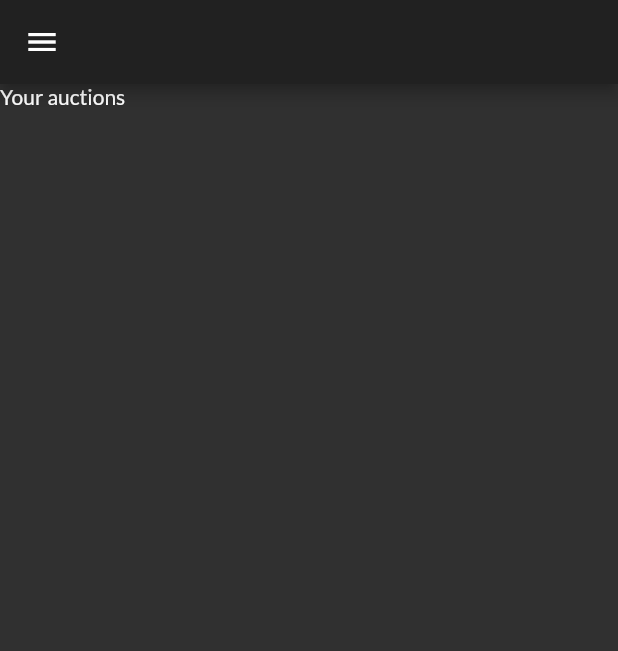
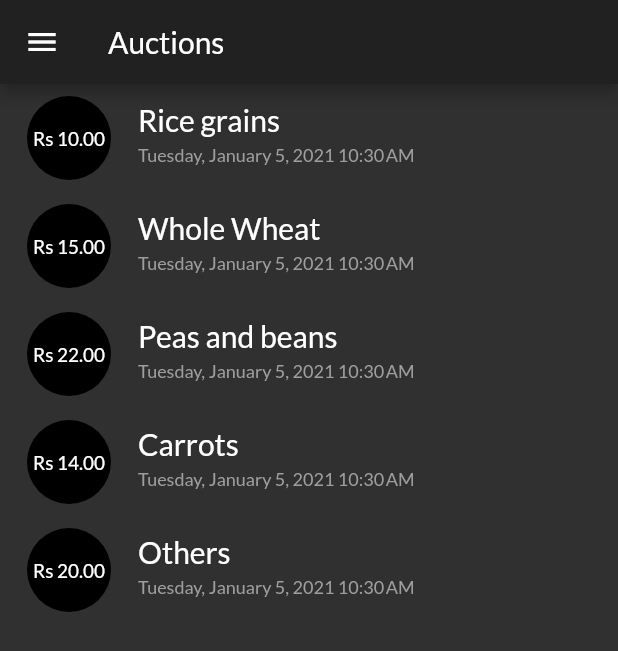
Before and after one commit to holadost/farmtotable, a Flutter app: the AuctionsOverviewScreen screen opened by its route, on a phone screen of 412 x 824 dp. Shown: the top 651 px of the screen. Run offline on Flutter 3.47's test engine with Material 2 defaults, Android fonts, the phone set to English and light mode, and no system bars.

Commit message:
The app is taking shape. We now have an auctions screen. Let us hope this works as expected

```diff
--- /dev/null
+++ b/dart/farmtotable/frodo/lib/data/dummy_auctions.dart
@@ -0,0 +1,44 @@
+import '../models/auction_item.dart';
+
+var DUMMY_AUCTIONS = <AuctionItem>[
+  AuctionItem(
+      auctionID: 1,
+      itemID: "Item1",
+      itemName: "Rice grains",
+      itemQty: 300,
+      auctionDurationSecs: Duration(seconds: 3600),
+      auctionStartTime: DateTime.now(),
+      minBid: 10.00),
+  AuctionItem(
+      auctionID: 2,
+      itemID: "Item2",
+      itemName: "Whole Wheat",
+      itemQty: 200,
+      auctionDurationSecs: Duration(seconds: 3600),
+      auctionStartTime: DateTime.now(),
+      minBid: 15.00),
+  AuctionItem(
+      auctionID: 3,
+      itemID: "Item3",
+      itemName: "Peas and beans",
+      itemQty: 300,
+      auctionDurationSecs: Duration(seconds: 3600),
+      auctionStartTime: DateTime.now(),
+      minBid: 22.00),
+  AuctionItem(
+      auctionID: 4,
+      itemID: "Item4",
+      itemName: "Carrots",
+      itemQty: 400,
+      auctionDurationSecs: Duration(seconds: 3600),
+      auctionStartTime: DateTime.now(),
+      minBid: 14.00),
+  AuctionItem(
+      auctionID: 5,
+      itemID: "Item5",
+      itemName: "Others",
+      itemQty: 500,
+      auctionDurationSecs: Duration(seconds: 3600),
+      auctionStartTime: DateTime.now(),
+      minBid: 20.00),
+];
--- a/dart/farmtotable/frodo/lib/main.dart
+++ b/dart/farmtotable/frodo/lib/main.dart
@@ -4,11 +4,13 @@ import 'package:provider/provider.dart';
 import './screens/home_screen.dart';
 import './screens/auctions_overview_screen.dart';
 import './screens/orders_overview_screen.dart';
+import './screens/item_auction_screen.dart';
 
 
 void main() => runApp(MyApp());
 
 class MyApp extends StatelessWidget {
+
   @override
   Widget build(BuildContext context) {
     return MaterialApp(
@@ -28,6 +30,7 @@ class MyApp extends StatelessWidget {
       routes: {
         OrdersOverviewScreen.routeName: (ctx) => OrdersOverviewScreen(),
         AuctionsOverviewScreen.routeName: (ctx) => AuctionsOverviewScreen(),
+        ItemAuctionScreen.routeName: (ctx) => ItemAuctionScreen(),
       },
     );
   }
--- a/dart/farmtotable/frodo/lib/models/auction_item.dart
+++ b/dart/farmtotable/frodo/lib/models/auction_item.dart
@@ -0,0 +1,21 @@
+import 'package:flutter/foundation.dart';
+
+class AuctionItem {
+  final int auctionID;
+  final String itemID;
+  final String itemName;
+  final int itemQty;
+  final DateTime auctionStartTime;
+  final Duration auctionDurationSecs;
+  final double minBid;
+
+  AuctionItem({
+    @required this.auctionID,
+    @required this.itemID,
+    @required this.itemName,
+    @required this.itemQty,
+    @required this.auctionDurationSecs,
+    @required this.auctionStartTime,
+    @required this.minBid
+  });
+}
--- a/dart/farmtotable/frodo/lib/screens/auctions_overview_screen.dart
+++ b/dart/farmtotable/frodo/lib/screens/auctions_overview_screen.dart
@@ -1,16 +1,62 @@
 import 'package:flutter/material.dart';
+import 'package:intl/intl.dart';
 
 import '../widgets/side_drawer_widget.dart';
+import '../data/dummy_auctions.dart';
+import '../screens/item_auction_screen.dart';
 
 class AuctionsOverviewScreen extends StatelessWidget {
   static const routeName = '/auctions-overview-screen';
 
   @override
   Widget build(BuildContext context) {
-    final appBar = AppBar();
+    var auctions = [...DUMMY_AUCTIONS];
+    final themeData = Theme.of(context);
+    final appBar = AppBar(
+      title: Text('Auctions', style: themeData.textTheme.headline6),
+    );
     final body = Container(
-      child: Text("Your auctions"),
-    );
+        child: ListView.builder(
+      itemBuilder: (ctx, ii) {
+        return ListTile(
+          onTap: () {
+            Navigator.of(ctx).pushNamed(
+                ItemAuctionScreen.routeName,
+                arguments: auctions[ii]);
+          },
+          leading: CircleAvatar(
+            radius: 30,
+            child: Padding(
+                padding: const EdgeInsets.all(6.0),
+                child: FittedBox(
+                  child: Text(
+                    "Rs " +
+                        auctions[ii]
+                            .minBid
+                            .toStringAsPrecision(4),
+                    style: TextStyle(fontSize: 20),
+                  ),
+                )),
+          ),
+          title: Text(
+            auctions[ii].itemName,
+            style: Theme.of(context).textTheme.title,
+            textAlign: TextAlign.left,
+          ),
+          subtitle: Text(
+            DateFormat.yMMMMEEEEd()
+                .add_jm()
+                .format(auctions[ii].auctionStartTime),
+            style: TextStyle(
+              fontSize: 12,
+              color: Colors.grey,
+            ),
+            textAlign: TextAlign.left,
+          ),
+        );
+      },
+      itemCount: auctions.length,
+    ));
     return Scaffold(
       appBar: appBar,
       body: body,
--- a/dart/farmtotable/frodo/lib/screens/item_auction_screen.dart
+++ b/dart/farmtotable/frodo/lib/screens/item_auction_screen.dart
@@ -0,0 +1,19 @@
+import 'package:flutter/material.dart';
+
+import '../widgets/side_drawer_widget.dart';
+
+class ItemAuctionScreen extends StatelessWidget {
+  static const routeName = '/item-auction-screen';
+
+  @override
+  Widget build(BuildContext context) {
+    final appBar = AppBar();
+    final body = Container(
+      child: Text("Item Auction"),
+    );
+    return Scaffold(
+      appBar: appBar,
+      body: body,
+    );
+  }
+}
```
Also changed, not shown: dart/farmtotable/frodo/lib/data/dummy_items.dart (added), dart/farmtotable/frodo/lib/data/dummy_orders.dart (added).
